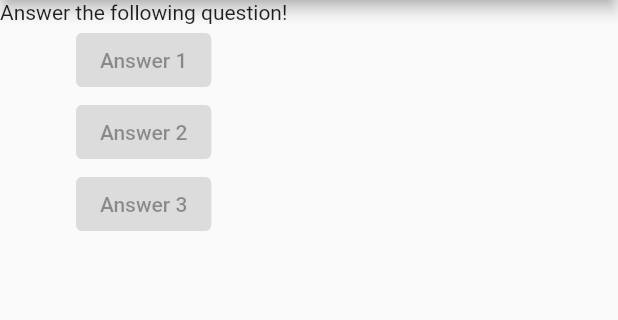
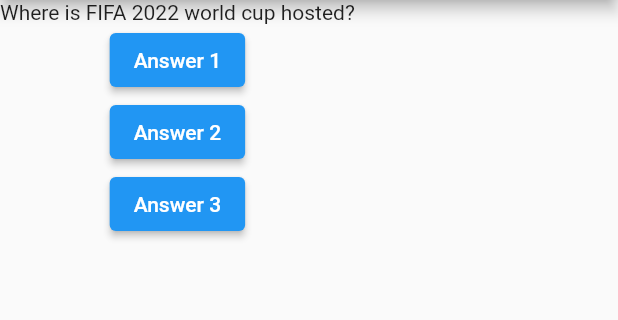
Before and after one commit to Shubh0405/flutter-quiz, a Flutter app: the screen it shows after launch, on a phone screen of 412 x 824 dp, the part 84-404 px from its top. Run offline on Flutter 3.47's test engine with Material 2 defaults, Android fonts, the phone set to English and light mode, and no system bars.

Commit message:
init code

```diff
--- a/flutter_quiz/lib/main.dart
+++ b/flutter_quiz/lib/main.dart
@@ -4,22 +4,39 @@ void main() {
   runApp(MyApp());
 }
 
-class MyApp extends StatelessWidget {
+class MyApp extends StatefulWidget {
   const MyApp({super.key});
 
   @override
+  State<MyApp> createState() => _MyAppState();
+}
+
+class _MyAppState extends State<MyApp> {
+  var questionIndex = 0;
+
+  void answerQuestion() {
+    setState(() {
+      questionIndex = questionIndex + 1;
+    });
+  }
+
+  @override
   Widget build(BuildContext context) {
+    var questions = [
+      'Where is FIFA 2022 world cup hosted?',
+      'Which country won the FIFA world cup 2018?'
+    ];
     return MaterialApp(
       home: Scaffold(
         appBar: AppBar(
           title: const Text('Quiz App'),
         ),
         body: Column(
-          children: const [
-            Text('Answer the following question!'),
-            ElevatedButton(onPressed: null, child: Text('Answer 1')),
-            ElevatedButton(onPressed: null, child: Text('Answer 2')),
-            ElevatedButton(onPressed: null, child: Text('Answer 3'))
+          children: [
+            Text(questions[questionIndex]),
+            ElevatedButton(onPressed: answerQuestion, child: Text('Answer 1')),
+            ElevatedButton(onPressed: answerQuestion, child: Text('Answer 2')),
+            ElevatedButton(onPressed: answerQuestion, child: Text('Answer 3')),
           ],
         ),
       ),
```
Also changed, not shown: 1 other file.
